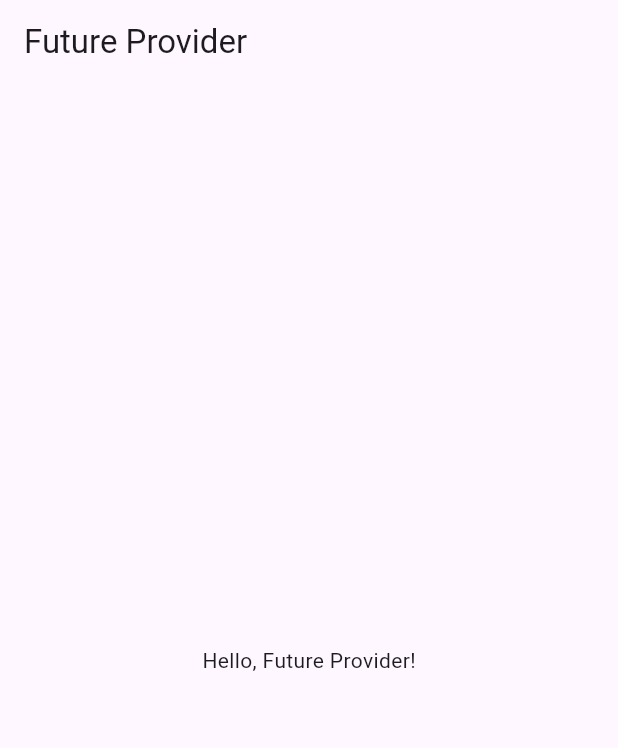
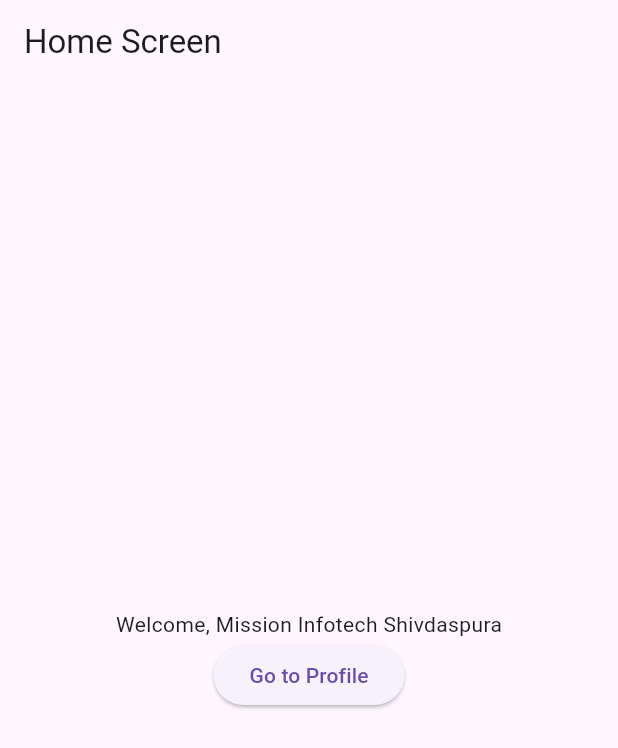
Before and after one commit to krishansharma11/40DaysOfFlutter, a Flutter app: the screen it shows after launch, on a phone screen of 412 x 824 dp. Shown: the top 748 px of the screen. Run offline on Flutter 3.47's test engine with Material 3 defaults, Android fonts, the light colour scheme and no system bars.

Commit message:
demo of change notifier provider in real life application

```diff
--- a/lib/main.dart
+++ b/lib/main.dart
@@ -1,47 +1,60 @@
-import 'dart:async';
 import 'package:flutter/material.dart';
+import 'package:practics/screens/profileScreen.dart';
 import 'package:provider/provider.dart';
 
+class UserModel with ChangeNotifier {
+  String _name = "Mission Infotech Shivdaspura";
+
+  String get name => _name;
+
+  void updateName(String newName) {
+    _name = newName;
+    notifyListeners();
+  }
+}
+
 void main() {
-  runApp(MyApp());
+  runApp(
+    ChangeNotifierProvider(
+      create: (context) => UserModel(),
+      child: MyApp(),
+    ),
+  );
 }
 
 class MyApp extends StatelessWidget {
   @override
   Widget build(BuildContext context) {
-    return MaterialApp(home: CounterScreen());
+    return MaterialApp(
+      home: HomeScreen(),
+    );
   }
 }
 
-class CounterScreen extends StatefulWidget {
-  @override
-  _CounterPageState createState() => _CounterPageState();
-}
-
-class _CounterPageState extends State<CounterScreen> {
+class HomeScreen extends StatelessWidget {
   @override
   Widget build(BuildContext context) {
-    return FutureProvider<String>(
-        create: (BuildContext context) => fetchData(),
-        initialData: "Loading...",
-        child: Scaffold(
-            appBar: AppBar(
-              title: Text("Future Provider"),
+    final userModel = Provider.of<UserModel>(context);
+
+    return Scaffold(
+      appBar: AppBar(title: Text("Home Screen")),
+      body: Center(
+        child: Column(
+          mainAxisAlignment: MainAxisAlignment.center,
+          children: [
+            Text("Welcome, ${userModel.name}"),
+            ElevatedButton(
+              onPressed: () {
+                Navigator.push(
+                  context,
+                  MaterialPageRoute(builder: (context) => ProfileScreen()),
+                );
+              },
+              child: Text("Go to Profile"),
             ),
-            body: Center(
-                child: Column(
-                    mainAxisAlignment: MainAxisAlignment.center,
-                    children: [
-                  Consumer<String>(
-                    builder: (context, data, child) {
-                      return Text("${data}");
-                    },
-                  )
-                ]))));
+          ],
+        ),
+      ),
+    );
   }
 }
-
-Future<String> fetchData() async {
-  await Future.delayed(Duration(seconds: 3));
-  return "Hello, Future Provider!";
-}
--- /dev/null
+++ b/lib/screens/user_model.dart
@@ -0,0 +1 @@
+// TODO Implement this library.
```
Also changed, not shown: lib/screens/profileScreen.dart (+21 -6 lines).
